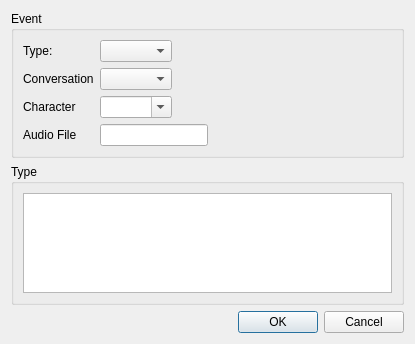
Old version of the form EventDialog.ui in the repository MikeMcQuaid/Fabula.
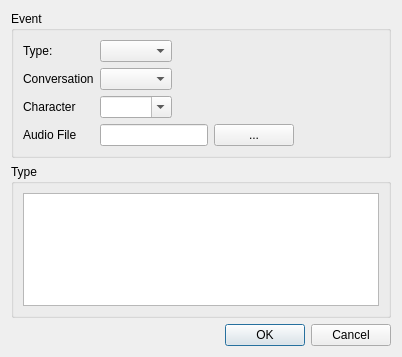
New version of the form.

Commit message: Add (disabled) dialog to select audio file.

The edit to the form file:
```diff
--- a/EventDialog.ui
+++ b/EventDialog.ui
@@ -6,8 +6,8 @@
    <rect>
     <x>0</x>
     <y>0</y>
-    <width>415</width>
-    <height>344</height>
+    <width>402</width>
+    <height>357</height>
    </rect>
   </property>
   <property name="windowTitle">
@@ -75,11 +75,25 @@
          </widget>
         </item>
         <item row="3" column="1">
+         <layout class="QHBoxLayout" name="audioFileHorizontalLayout">
+          <item>
          <widget class="QLineEdit" name="audioFileLineEdit">
           <property name="readOnly">
            <bool>true</bool>
           </property>
          </widget>
+          </item>
+          <item>
+           <widget class="QPushButton" name="audioFilePushButton">
+            <property name="text">
+             <string>...</string>
+            </property>
+            <property name="flat">
+             <bool>false</bool>
+            </property>
+           </widget>
+          </item>
+         </layout>
         </item>
        </layout>
       </item>
```
Lines whose indentation alone changed are shown as unchanged. The commit also changes 2 other files.
